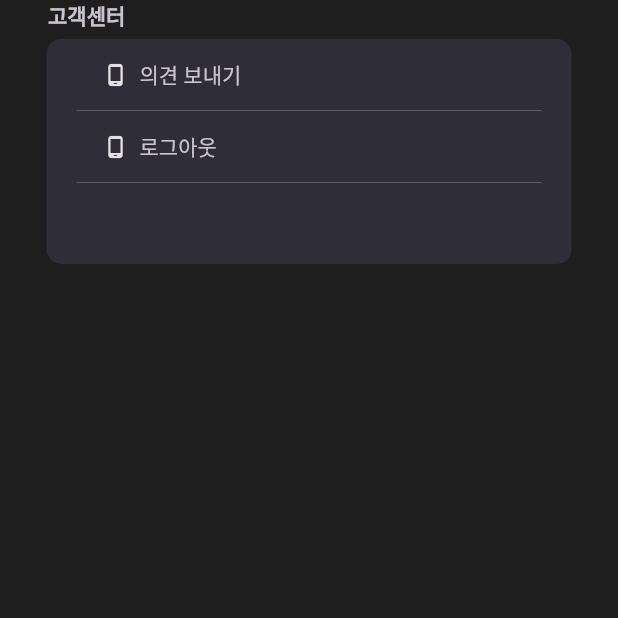
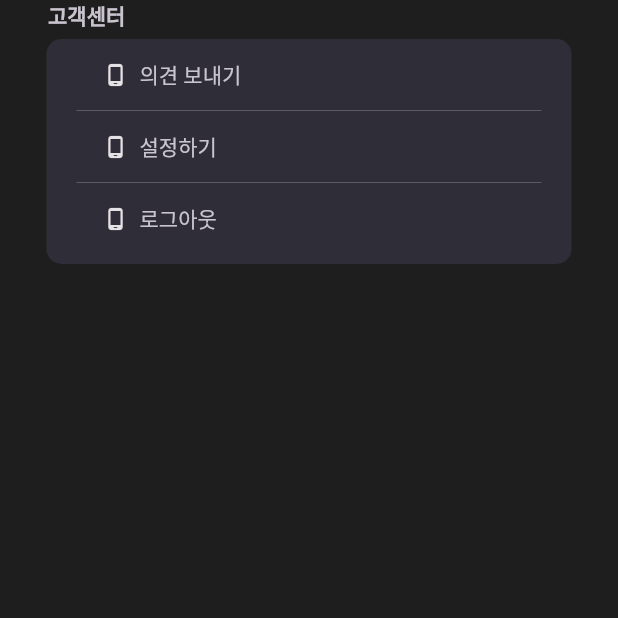
Before and after one commit to dmsvk0217/holydiary, a Flutter app: the SettingPage screen opened directly, on a phone screen of 412 x 824 dp, the top half of it. Run offline on Flutter 3.47's test engine with Material 2 defaults, Android fonts, the phone set to English and light mode, and no system bars; our stand-ins replace accordion, cloud_firestore, firebase_auth, firebase_core, flutter_dotenv, get and 3 more; missing offline and left inert: flutterfire_ui; accounts and stored records are empty; statements that could not run were skipped.

Commit message:
폴더구조정리  및 설정페이지 ui수정

```diff
--- a/lib/resultPage.dart
+++ b/lib/resultPage.dart
@@ -1,9 +1,8 @@
-import 'dart:convert';
-
 import 'package:flutter/material.dart';
+import 'package:holydiary/util.dart';
 import 'package:holydiary/view/resources/color_manager.dart';
 import 'package:http/http.dart' as http;
-import 'main.dart';
+import 'dart:convert';
 
 class ResultPage extends StatefulWidget {
   final String prompt;
--- /dev/null
+++ b/lib/util.dart
@@ -0,0 +1,5 @@
+import 'package:flutter_dotenv/flutter_dotenv.dart';
+
+final openaikey = dotenv.env['openaiapiKey'];
+final ocrapikey = dotenv.env['ocrapikey'];
+const apiUrl = 'https://api.openai.com/v1/engines/text-davinci-003/completions';
--- a/lib/view/components/doneWriteButton.dart
+++ b/lib/view/components/doneWriteButton.dart
@@ -5,6 +5,7 @@ import 'package:holydiary/controller/diary_controller.dart';
 import 'package:holydiary/controller/user_controller.dart';
 import 'package:holydiary/main.dart';
 import 'package:holydiary/model/diary.dart';
+import 'package:holydiary/util.dart';
 import 'package:holydiary/view/components/loadingdialog.dart';
 import 'package:holydiary/view/resources/color_manager.dart';
 import 'package:holydiary/view/resources/font_manager.dart';
--- a/lib/view/components/writingwithphoto.dart
+++ b/lib/view/components/writingwithphoto.dart
@@ -2,13 +2,13 @@ import 'dart:convert';
 import 'dart:io';
 import 'package:get/get.dart';
 import 'package:holydiary/controller/user_controller.dart';
-import 'package:holydiary/main.dart';
 import 'package:holydiary/view/components/loadingdialog.dart';
 import 'package:http/http.dart' as http;
 import 'package:flutter/material.dart';
 import 'package:holydiary/view/resources/color_manager.dart';
 import 'package:holydiary/view/resources/font_manager.dart';
 import 'package:image_picker/image_picker.dart';
+import 'package:holydiary/util.dart';
 
 class Writingwithphoto extends StatefulWidget {
   const Writingwithphoto({Key? key}) : super(key: key);
--- a/lib/view/pages/setting_page.dart
+++ b/lib/view/pages/setting_page.dart
@@ -76,6 +76,33 @@ class SettingPage extends StatelessWidget {
                       width: 30,
                     ),
                     TextButton.icon(
+                      onPressed: () {},
+                      icon: Icon(
+                        Icons.phone_android,
+                        size: 16,
+                        color: ColorManager.navIcon,
+                      ),
+                      label: Text(
+                        "설정하기",
+                        style: TextStyle(
+                            fontSize: FontSize.s14, color: ColorManager.text),
+                      ),
+                    ),
+                  ],
+                ),
+                Divider(
+                  color: ColorManager.text,
+                  thickness: 0.2,
+                  height: 0,
+                  indent: 20,
+                  endIndent: 20,
+                ),
+                Row(
+                  children: [
+                    const SizedBox(
+                      width: 30,
+                    ),
+                    TextButton.icon(
                       onPressed: () async {
                         await userController.logOut();
                       },
@@ -92,13 +119,6 @@ class SettingPage extends StatelessWidget {
                     ),
                   ],
                 ),
-                Divider(
-                  color: ColorManager.text,
-                  thickness: 0.2,
-                  height: 0,
-                  indent: 20,
-                  endIndent: 20,
-                ),
               ],
             ),
           ),
```
Also changed, not shown: lib/app.dart (added, +32 -0 lines), lib/main.dart (+1 -35 lines), pubspec.lock.
